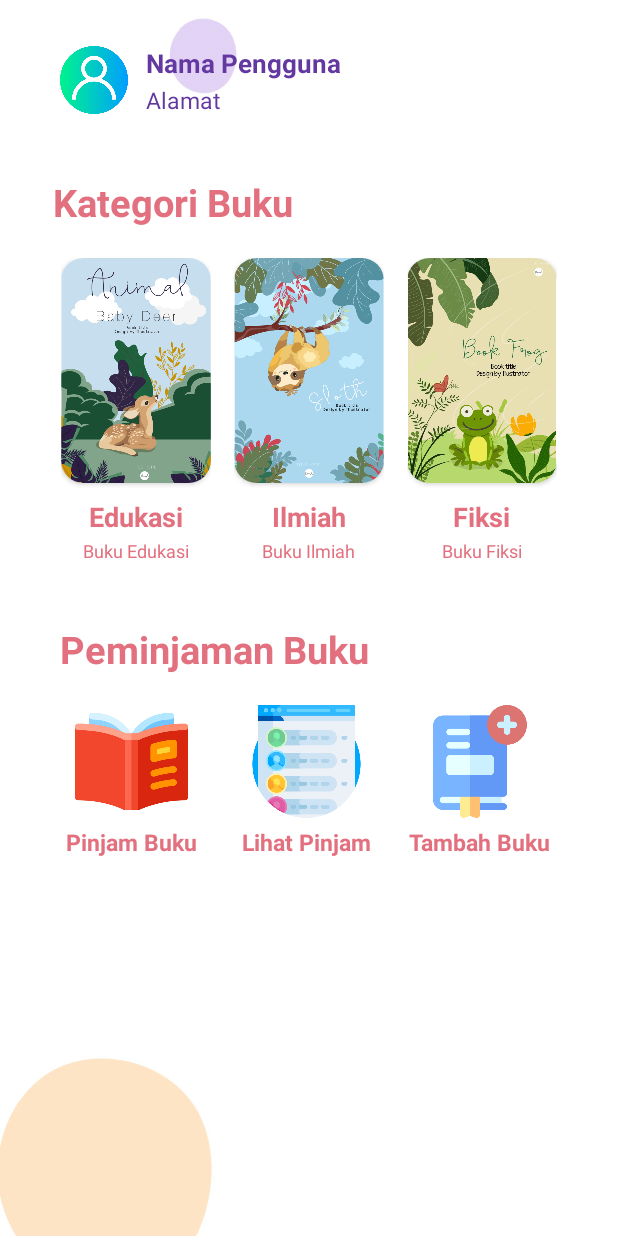
After one commit to frosttkurr/BookSpaceProjectKelompok3, an Android app: the LobbyActivity screen opened directly, with no data from a screen before it, on a phone screen of 412 x 824 dp. The commit adds this screen. Run offline under Robolectric (Android 15) with nearby library versions, the phone set to English and light mode, and no system bars.

Commit message:
Add lobby activity, tambah pinjam, list pinjam, and tambah buku activity

```diff
--- a/app/src/main/java/id/syakurr/bookspace/DaftarActivity.java
+++ b/app/src/main/java/id/syakurr/bookspace/DaftarActivity.java
@@ -83,8 +83,10 @@ public class DaftarActivity extends AppCompatActivity {
                     Toast.makeText(DaftarActivity.this, "Password tidak boleh kosong!", Toast.LENGTH_SHORT).show();
                 } else if (password.length() < 8) {
                     Toast.makeText(DaftarActivity.this, "Password minimal 8 karakter!", Toast.LENGTH_SHORT).show();
+                } else if (nik.length() == 16 && nama.length() > 0 && alamat.length() > 0 && jenis_kelamin.getCheckedRadioButtonId() != -1
+                        && username.length() > 0 && email.length() > 0 && password.length() > 0) {
+                    dialogAlert();
                 }
-                dialogAlert();
             }
         });
     }
--- /dev/null
+++ b/app/src/main/java/id/syakurr/bookspace/ListPinjamActivity.java
@@ -0,0 +1,14 @@
+package id.syakurr.bookspace;
+
+import androidx.appcompat.app.AppCompatActivity;
+
+import android.os.Bundle;
+
+public class ListPinjamActivity extends AppCompatActivity {
+
+    @Override
+    protected void onCreate(Bundle savedInstanceState) {
+        super.onCreate(savedInstanceState);
+        setContentView(R.layout.activity_list_pinjam);
+    }
+}
--- /dev/null
+++ b/app/src/main/java/id/syakurr/bookspace/LobbyActivity.java
@@ -0,0 +1,14 @@
+package id.syakurr.bookspace;
+
+import androidx.appcompat.app.AppCompatActivity;
+
+import android.os.Bundle;
+
+public class LobbyActivity extends AppCompatActivity {
+
+    @Override
+    protected void onCreate(Bundle savedInstanceState) {
+        super.onCreate(savedInstanceState);
+        setContentView(R.layout.activity_lobby);
+    }
+}
--- /dev/null
+++ b/app/src/main/java/id/syakurr/bookspace/PinjamActivity.java
@@ -0,0 +1,14 @@
+package id.syakurr.bookspace;
+
+import androidx.appcompat.app.AppCompatActivity;
+
+import android.os.Bundle;
+
+public class PinjamActivity extends AppCompatActivity {
+
+    @Override
+    protected void onCreate(Bundle savedInstanceState) {
+        super.onCreate(savedInstanceState);
+        setContentView(R.layout.activity_pinjam);
+    }
+}
--- /dev/null
+++ b/app/src/main/java/id/syakurr/bookspace/TambahBukuActivity.java
@@ -0,0 +1,14 @@
+package id.syakurr.bookspace;
+
+import androidx.appcompat.app.AppCompatActivity;
+
+import android.os.Bundle;
+
+public class TambahBukuActivity extends AppCompatActivity {
+
+    @Override
+    protected void onCreate(Bundle savedInstanceState) {
+        super.onCreate(savedInstanceState);
+        setContentView(R.layout.activity_tambah_buku);
+    }
+}
--- /dev/null
+++ b/app/src/main/res/drawable/frame_ava.xml
@@ -0,0 +1,5 @@
+<?xml version="1.0" encoding="utf-8"?>
+<shape xmlns:android="http://schemas.android.com/apk/res/android">
+    <corners android:radius="15dp"/>
+    <solid android:color="@color/white"/>
+</shape>
--- /dev/null
+++ b/app/src/main/res/layout/activity_list_pinjam.xml
@@ -0,0 +1,9 @@
+<?xml version="1.0" encoding="utf-8"?>
+<androidx.constraintlayout.widget.ConstraintLayout xmlns:android="http://schemas.android.com/apk/res/android"
+    xmlns:app="http://schemas.android.com/apk/res-auto"
+    xmlns:tools="http://schemas.android.com/tools"
+    android:layout_width="match_parent"
+    android:layout_height="match_parent"
+    tools:context=".ListPinjamActivity">
+
+</androidx.constraintlayout.widget.ConstraintLayout>
--- /dev/null
+++ b/app/src/main/res/layout/activity_lobby.xml
@@ -0,0 +1,348 @@
+<?xml version="1.0" encoding="utf-8"?>
+<androidx.constraintlayout.widget.ConstraintLayout xmlns:android="http://schemas.android.com/apk/res/android"
+    xmlns:app="http://schemas.android.com/apk/res-auto"
+    xmlns:tools="http://schemas.android.com/tools"
+    android:layout_width="match_parent"
+    android:layout_height="match_parent"
+    android:background="@drawable/bg_nofill03"
+    tools:context=".LobbyActivity">
+
+    <LinearLayout
+        android:layout_width="match_parent"
+        android:layout_height="match_parent"
+        android:orientation="vertical">
+
+        <LinearLayout
+            android:layout_width="match_parent"
+            android:layout_height="wrap_content"
+            android:paddingHorizontal="40dp"
+            android:paddingTop="30dp"
+            android:paddingBottom="30dp"
+            android:gravity="center_vertical"
+            android:orientation="horizontal">
+
+            <ImageView
+                android:id="@+id/display_picture"
+                android:layout_width="45dp"
+                android:layout_height="45dp"
+                android:layout_marginRight="12dp"
+                app:srcCompat="@drawable/user" />
+
+            <LinearLayout
+                android:layout_width="wrap_content"
+                android:layout_height="wrap_content"
+                android:orientation="vertical">
+
+                <TextView
+                    android:id="@+id/display_nama"
+                    android:layout_width="wrap_content"
+                    android:layout_height="wrap_content"
+                    android:text="Nama Pengguna"
+                    android:textColor="@color/purple"
+                    android:textSize="17dp"
+                    android:layout_marginBottom="2dp"
+                    android:textStyle="bold" />
+
+                <TextView
+                    android:id="@+id/display_alamat"
+                    android:layout_width="match_parent"
+                    android:layout_height="wrap_content"
+                    android:textColor="@color/purple"
+                    android:textSize="15dp"
+                    android:text="Alamat" />
+            </LinearLayout>
+
+        </LinearLayout>
+
+        <androidx.constraintlayout.widget.ConstraintLayout
+            android:layout_width="match_parent"
+            android:layout_height="wrap_content">
+
+            <LinearLayout
+                android:layout_width="match_parent"
+                android:layout_height="match_parent"
+                android:orientation="vertical">
+
+                <LinearLayout
+                    android:layout_width="match_parent"
+                    android:layout_height="wrap_content"
+                    android:paddingLeft="35dp"
+                    android:paddingVertical="10dp"
+                    android:layout_marginBottom="10dp"
+                    android:orientation="horizontal">
+
+                    <TextView
+                        android:id="@+id/label_kategori"
+                        android:layout_width="wrap_content"
+                        android:layout_height="wrap_content"
+                        android:textColor="@color/pink"
+                        android:textStyle="bold"
+                        android:textSize="25dp"
+                        android:text="Kategori Buku" />
+
+                </LinearLayout>
+
+                <LinearLayout
+                    android:layout_width="match_parent"
+                    android:layout_height="wrap_content"
+                    android:gravity="center"
+                    android:layout_marginBottom="30dp"
+                    android:orientation="horizontal">
+
+                    <LinearLayout
+                        android:layout_width="wrap_content"
+                        android:layout_height="wrap_content"
+                        android:gravity="center"
+                        android:layout_marginRight="15dp"
+                        android:orientation="vertical">
+
+                        <androidx.cardview.widget.CardView
+                            android:layout_width="100dp"
+                            android:layout_height="150dp"
+                            android:layout_marginBottom="10dp"
+                            app:cardCornerRadius="15dp">
+
+                            <ImageView
+                                android:id="@+id/cover3"
+                                android:layout_width="match_parent"
+                                android:layout_height="match_parent"
+                                app:srcCompat="@drawable/bookcover_3" />
+                        </androidx.cardview.widget.CardView>
+
+                        <TextView
+                            android:id="@+id/kategori_edukasi"
+                            android:layout_width="wrap_content"
+                            android:layout_height="wrap_content"
+                            android:layout_marginBottom="2dp"
+                            android:text="Edukasi"
+                            android:textColor="@color/pink"
+                            android:textSize="18dp"
+                            android:textStyle="bold" />
+
+                        <TextView
+                            android:id="@+id/keterangan_edukasi"
+                            android:layout_width="wrap_content"
+                            android:layout_height="wrap_content"
+                            android:text="Buku Edukasi"
+                            android:textColor="@color/pink"
+                            android:textSize="12dp"
+                            android:textStyle="normal" />
+
+                    </LinearLayout>
+
+                    <LinearLayout
+                        android:layout_width="wrap_content"
+                        android:layout_height="wrap_content"
+                        android:gravity="center"
+                        android:layout_marginRight="15dp"
+                        android:orientation="vertical">
+
+                        <androidx.cardview.widget.CardView
+                            android:layout_width="100dp"
+                            android:layout_height="150dp"
+                            android:layout_marginBottom="10dp"
+                            app:cardCornerRadius="15dp">
+
+                            <ImageView
+                                android:id="@+id/cover1"
+                                android:layout_width="match_parent"
+                                android:layout_height="match_parent"
+                                app:srcCompat="@drawable/bookcover_2" />
+                        </androidx.cardview.widget.CardView>
+
+                        <TextView
+                            android:id="@+id/ilmiah"
+                            android:layout_width="wrap_content"
+                            android:layout_height="wrap_content"
+                            android:layout_marginBottom="2dp"
+                            android:text="Ilmiah"
+                            android:textColor="@color/pink"
+                            android:textSize="18dp"
+                            android:textStyle="bold" />
+
+                        <TextView
+                            android:id="@+id/keterangan_ilmiah"
+                            android:layout_width="wrap_content"
+                            android:layout_height="wrap_content"
+                            android:text="Buku Ilmiah"
+                            android:textColor="@color/pink"
+                            android:textSize="12dp"
+                            android:textStyle="normal" />
+
+                    </LinearLayout>
+
+                    <LinearLayout
+                        android:layout_width="wrap_content"
+                        android:layout_height="wrap_content"
+                        android:gravity="center"
+                        android:orientation="vertical">
+
+                        <androidx.cardview.widget.CardView
+                            android:layout_width="100dp"
+                            android:layout_height="150dp"
+                            android:layout_marginBottom="10dp"
+                            app:cardCornerRadius="15dp">
+
+                            <ImageView
+                                android:id="@+id/cover2"
+                                android:layout_width="match_parent"
+                                android:layout_height="match_parent"
+                                app:srcCompat="@drawable/bookcover_1" />
+                        </androidx.cardview.widget.CardView>
+
+                        <TextView
+                            android:id="@+id/fiksi"
+                            android:layout_width="wrap_content"
+                            android:layout_height="wrap_content"
+                            android:layout_marginBottom="2dp"
+                            android:text="Fiksi"
+                            android:textColor="@color/pink"
+                            android:textSize="18dp"
+                            android:textStyle="bold" />
+
+                        <TextView
+                            android:id="@+id/keterangan_fiksi"
+                            android:layout_width="wrap_content"
+                            android:layout_height="wrap_content"
+                            android:text="Buku Fiksi"
+                            android:textColor="@color/pink"
+                            android:textSize="12dp"
+                            android:textStyle="normal" />
+
+                    </LinearLayout>
+
+                </LinearLayout>
+
+            </LinearLayout>
+
+        </androidx.constraintlayout.widget.ConstraintLayout>
+
+        <androidx.constraintlayout.widget.ConstraintLayout
+            android:layout_width="match_parent"
+            android:layout_height="match_parent">
+
+            <LinearLayout
+                android:layout_width="match_parent"
+                android:layout_height="match_parent"
+                android:orientation="vertical">
+
+                <LinearLayout
+                    android:layout_width="match_parent"
+                    android:layout_height="wrap_content"
+                    android:layout_marginBottom="10dp"
+                    android:orientation="horizontal"
+                    android:paddingLeft="40dp"
+                    android:paddingVertical="10dp">
+
+                    <TextView
+                        android:id="@+id/label_peminjaman"
+                        android:layout_width="wrap_content"
+                        android:layout_height="wrap_content"
+                        android:text="Peminjaman Buku"
+                        android:textColor="@color/pink"
+                        android:textSize="25dp"
+                        android:textStyle="bold" />
+
+                </LinearLayout>
+
+                <LinearLayout
+                    android:layout_width="match_parent"
+                    android:layout_height="wrap_content"
+                    android:gravity="center"
+                    android:layout_marginBottom="30dp"
+                    android:orientation="horizontal">
+
+                    <LinearLayout
+                        android:layout_width="wrap_content"
+                        android:layout_height="wrap_content"
+                        android:layout_marginRight="30dp"
+                        android:gravity="center"
+                        android:orientation="vertical">
+
+                        <ImageView
+                            android:id="@+id/btn_tambah"
+                            android:layout_width="match_parent"
+                            android:layout_height="75dp"
+                            android:layout_marginBottom="5dp"
+                            app:srcCompat="@drawable/add_book" />
+
+                        <TextView
+                            android:id="@+id/label_tambah"
+                            android:layout_width="wrap_content"
+                            android:layout_height="wrap_content"
+                            android:layout_marginBottom="2dp"
+                            android:text="Pinjam Buku"
+                            android:textColor="@color/pink"
+                            android:textSize="15dp"
+                            android:textStyle="bold" />
+
+                    </LinearLayout>
+
+                    <LinearLayout
+                        android:layout_width="wrap_content"
+                        android:layout_height="wrap_content"
+                        android:gravity="center"
+                        android:layout_marginRight="25dp"
+                        android:orientation="vertical">
+
+                        <ImageView
+                            android:id="@+id/btn_list"
+                            android:layout_width="match_parent"
+                            android:layout_height="75dp"
+                            android:layout_marginBottom="5dp"
+                            app:srcCompat="@drawable/list_book" />
+
+                        <TextView
+                            android:id="@+id/label_list"
+                            android:layout_width="wrap_content"
+                            android:layout_height="wrap_content"
+                            android:layout_marginBottom="2dp"
+                            android:text="Lihat Pinjam"
+                            android:textColor="@color/pink"
+                            android:textSize="15dp"
+                            android:textStyle="bold" />
+
+                    </LinearLayout>
+
+                    <LinearLayout
+                        android:layout_width="wrap_content"
+                        android:layout_height="wrap_content"
+                        android:gravity="center"
+                        android:orientation="vertical">
+
+                        <ImageView
+                            android:id="@+id/add_kategori"
+                            android:layout_width="match_parent"
+                            android:layout_height="75dp"
+                            android:layout_marginBottom="5dp"
+                            app:srcCompat="@drawable/add_category" />
+
+                        <TextView
+                            android:id="@+id/label_add_kategori"
+                            android:layout_width="wrap_content"
+                            android:layout_height="wrap_content"
+                            android:layout_marginBottom="2dp"
+                            android:text="Tambah Buku"
+                            android:textColor="@color/pink"
+                            android:textSize="15dp"
+                            android:textStyle="bold" />
+
+                    </LinearLayout>
+
+                </LinearLayout>
+
+                <LinearLayout
+                    android:layout_width="match_parent"
+                    android:layout_height="match_parent"
+                    android:orientation="horizontal"
+                    android:paddingHorizontal="55dp"
+                    android:paddingVertical="10dp">
+
+                </LinearLayout>
+
+            </LinearLayout>
+
+        </androidx.constraintlayout.widget.ConstraintLayout>
+
+    </LinearLayout>
+</androidx.constraintlayout.widget.ConstraintLayout>
--- /dev/null
+++ b/app/src/main/res/layout/activity_pinjam.xml
@@ -0,0 +1,9 @@
+<?xml version="1.0" encoding="utf-8"?>
+<androidx.constraintlayout.widget.ConstraintLayout xmlns:android="http://schemas.android.com/apk/res/android"
+    xmlns:app="http://schemas.android.com/apk/res-auto"
+    xmlns:tools="http://schemas.android.com/tools"
+    android:layout_width="match_parent"
+    android:layout_height="match_parent"
+    tools:context=".PinjamActivity">
+
+</androidx.constraintlayout.widget.ConstraintLayout>
--- /dev/null
+++ b/app/src/main/res/layout/activity_tambah_buku.xml
@@ -0,0 +1,9 @@
+<?xml version="1.0" encoding="utf-8"?>
+<androidx.constraintlayout.widget.ConstraintLayout xmlns:android="http://schemas.android.com/apk/res/android"
+    xmlns:app="http://schemas.android.com/apk/res-auto"
+    xmlns:tools="http://schemas.android.com/tools"
+    android:layout_width="match_parent"
+    android:layout_height="match_parent"
+    tools:context=".TambahBukuActivity">
+
+</androidx.constraintlayout.widget.ConstraintLayout>
--- a/app/src/main/res/values/colors.xml
+++ b/app/src/main/res/values/colors.xml
@@ -6,7 +6,7 @@
     <color name="teal_200">#FF03DAC5</color>
     <color name="teal_700">#FF018786</color>
     <color name="black">#FF000000</color>
-    <color name="white">#FFFFFFFF</color>
+    <color name="white">#FFFFFF</color>
     <color name="pink">#e3707f</color>
     <color name="purple">#6338a1</color>
     <color name="purple_85">#856338a1</color>
```
Also changed, not shown: app/src/main/AndroidManifest.xml (+12 -0 lines), app/src/main/res/drawable/add_book.png (added), app/src/main/res/drawable/add_category.png (added), app/src/main/res/drawable/bookcover_1.jpg (added), app/src/main/res/drawable/bookcover_2.jpg (added), app/src/main/res/drawable/bookcover_3.jpg (added), app/src/main/res/drawable/list_book.png (added), app/src/main/res/drawable/user.png (added).
